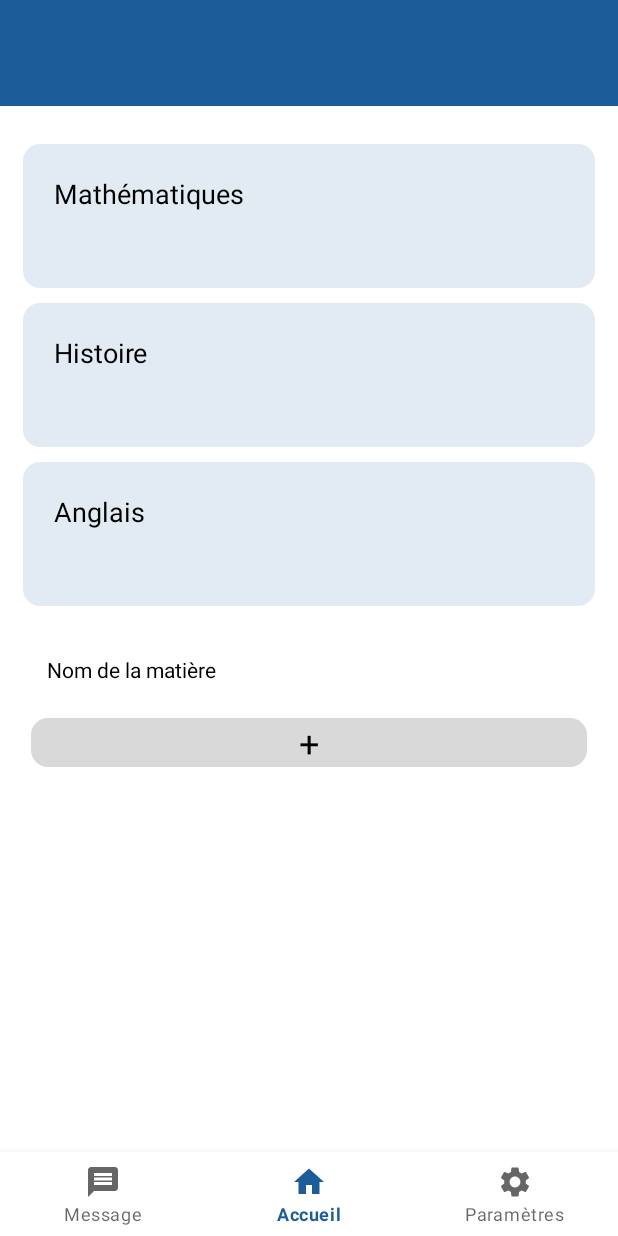
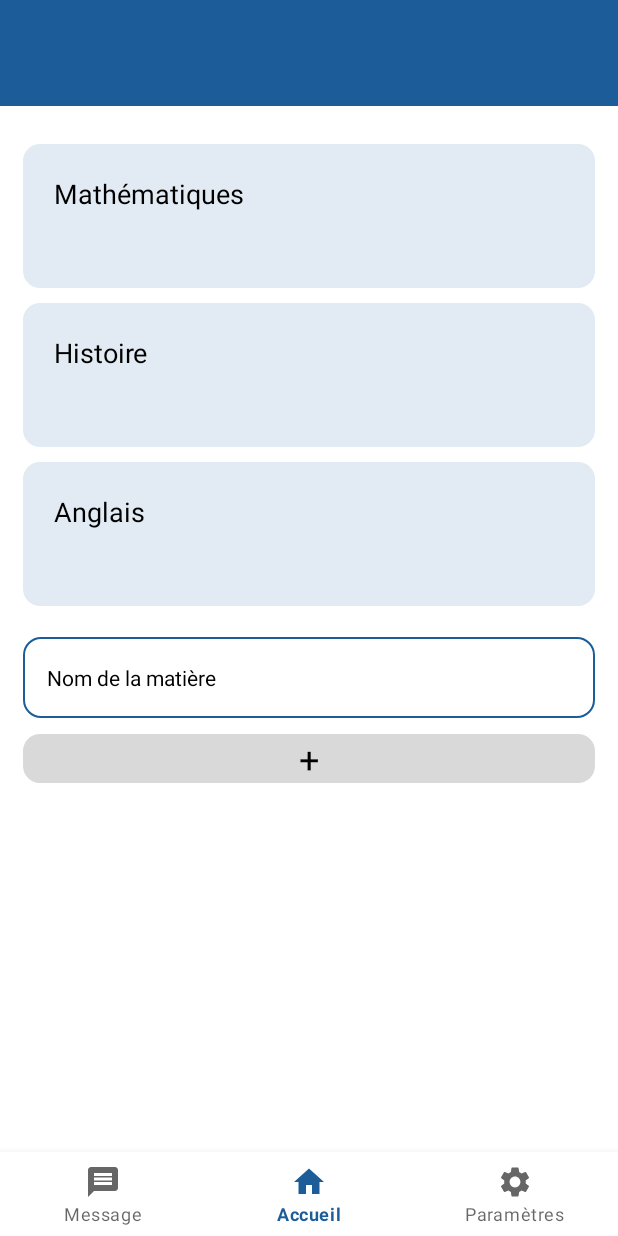
Before and after one commit to Rom2-ls/MyClass, an Android app: the ListMatiereActivity screen opened directly, with no data from a screen before it, on a phone screen of 412 x 824 dp. Run offline under Robolectric (Android 15) with nearby library versions, the phone set to English and light mode, and no system bars; our stand-ins replace Firebase (no records; nobody signed in at launch, a user with empty details on screens opened directly), FlexboxLayout.

Commit message:
Design button

```diff
--- /dev/null
+++ b/app/src/main/res/drawable/input_style.xml
@@ -0,0 +1,9 @@
+<shape xmlns:android="http://schemas.android.com/apk/res/android"
+    android:shape="rectangle">
+
+    <corners android:radius="11dp" />
+    <stroke
+        android:width="1dp"
+        android:color="@color/primary" />
+
+</shape>
--- a/app/src/main/res/layout/activity_list_matiere.xml
+++ b/app/src/main/res/layout/activity_list_matiere.xml
@@ -62,9 +62,10 @@
             android:layout_width="match_parent"
             android:layout_height="wrap_content"
             style="@style/LoginTextInputInnerFieldStyle"
-            app:boxStrokeColor="@color/primary"
+            android:background="@drawable/input_style"
             app:hintTextColor="@color/primary"
             android:hint="Nom de la matière"
+            android:layout_marginVertical="5dp"
             android:inputType="text"/>
         <TextView
             android:id="@+id/add_button"
@@ -74,7 +75,7 @@
             android:background="@drawable/class_card_add"
             android:textAlignment="center"
             android:textSize="24dp"
-            android:layout_margin="5dp"
+            android:layout_marginVertical="5dp"
             android:textColor="@color/black" />
     </LinearLayout>
     <LinearLayout xmlns:android="http://schemas.android.com/apk/res/android"
```
